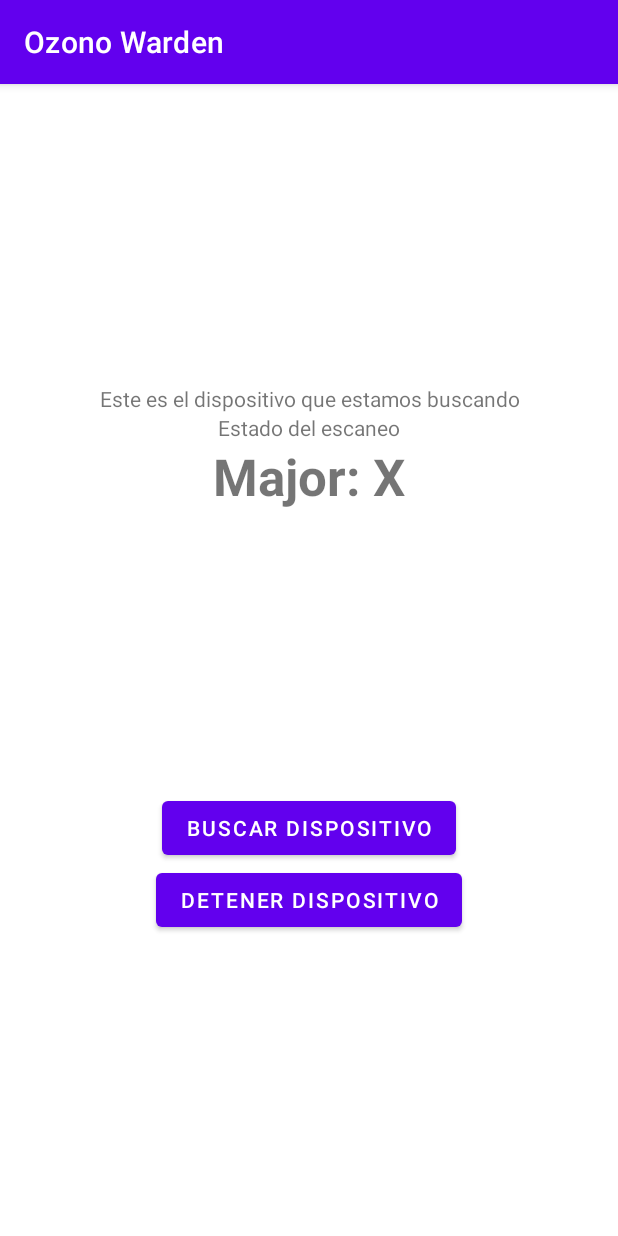
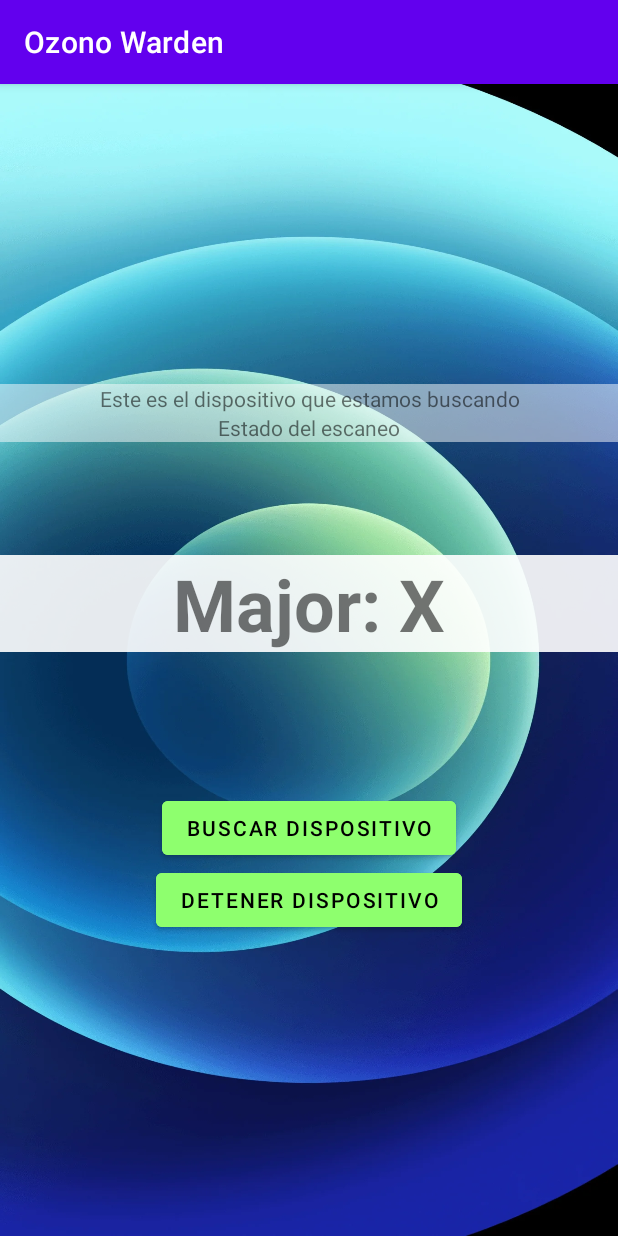
Before and after one commit to alexblls/BiometriaMedioAmbienteANDROID, an Android app: the screen it shows after launch (MainActivity), on a phone screen of 412 x 824 dp. Run offline under Robolectric (Android 15) with nearby library versions, the phone set to English and light mode, and no system bars.

Commit message:
mas mejora diseño y app solo vertical

```diff
--- a/app/src/main/AndroidManifest.xml
+++ b/app/src/main/AndroidManifest.xml
@@ -15,7 +15,7 @@
         android:allowBackup="true"
         android:dataExtractionRules="@xml/data_extraction_rules"
         android:fullBackupContent="@xml/backup_rules"
-        android:icon="@mipmap/ic_launcher"
+        android:icon="@drawable/ozono"
         android:label="Ozono Warden"
         android:supportsRtl="true"
         android:theme="@style/Theme.BiometriaMedioAmbienteANDROID"
@@ -24,7 +24,9 @@
 
         <activity
             android:name=".MainActivity"
-            android:exported="true">
+            android:exported="true"
+            android:configChanges="orientation"
+            android:screenOrientation="portrait">
             <intent-filter>
                 <action android:name="android.intent.action.MAIN" />
 
--- a/app/src/main/res/layout/activity_main2.xml
+++ b/app/src/main/res/layout/activity_main2.xml
@@ -3,6 +3,7 @@
     xmlns:app="http://schemas.android.com/apk/res-auto"
     xmlns:tools="http://schemas.android.com/tools"
     android:layout_width="match_parent"
+    android:background="@drawable/fondo_provisional"
     android:layout_height="match_parent"
     tools:context=".MainActivity">
 
@@ -11,6 +12,7 @@
         android:layout_width="match_parent"
         android:layout_height="wrap_content"
         android:layout_marginTop="200dp"
+        android:background="#80FFFFFF"
         android:text="Este es el dispositivo que estamos buscando"
         android:textAlignment="center"
         app:layout_constraintEnd_toEndOf="@+id/datosBluetoothMajor"
@@ -21,6 +23,7 @@
         android:id="@+id/scaneoStatus"
         android:layout_width="match_parent"
         android:layout_height="wrap_content"
+        android:background="#80FFFFFF"
         android:text="Estado del escaneo"
         android:textAlignment="center"
         app:layout_constraintEnd_toEndOf="@+id/datosBluetoothMajor"
@@ -31,9 +34,12 @@
         android:id="@+id/datosBluetoothMajor"
         android:layout_width="match_parent"
         android:layout_height="wrap_content"
+        android:layout_marginTop="75dp"
+        android:background="#E6FFFFFF"
+        android:backgroundTint="@color/white"
         android:text="Major: X"
         android:textAlignment="center"
-        android:textSize="34sp"
+        android:textSize="48sp"
         android:textStyle="bold"
         app:layout_constraintBottom_toTopOf="@+id/botonBuscarNuestroDispositivoBTLE"
         app:layout_constraintEnd_toEndOf="parent"
@@ -45,8 +51,10 @@
         android:id="@+id/botonBuscarNuestroDispositivoBTLE"
         android:layout_width="wrap_content"
         android:layout_height="wrap_content"
+        android:backgroundTint="#8EFF6E"
         android:onClick="botonBuscarNuestroDispositivoBTLEPulsado"
         android:text="Buscar Dispositivo"
+        android:textColor="@color/black"
         app:layout_constraintBottom_toTopOf="@+id/botonDetenerBusquedaDispositivosBTLE"
         app:layout_constraintEnd_toEndOf="parent"
         app:layout_constraintStart_toStartOf="parent" />
@@ -56,8 +64,10 @@
         android:layout_width="wrap_content"
         android:layout_height="wrap_content"
         android:layout_marginBottom="200dp"
+        android:backgroundTint="#8EFF6E"
         android:onClick="botonDetenerBusquedaDispositivosBTLEPulsado"
         android:text="Detener Dispositivo"
+        android:textColor="@color/black"
         app:layout_constraintBottom_toBottomOf="parent"
         app:layout_constraintEnd_toEndOf="@+id/botonBuscarNuestroDispositivoBTLE"
         app:layout_constraintStart_toStartOf="@+id/botonBuscarNuestroDispositivoBTLE" />
```
